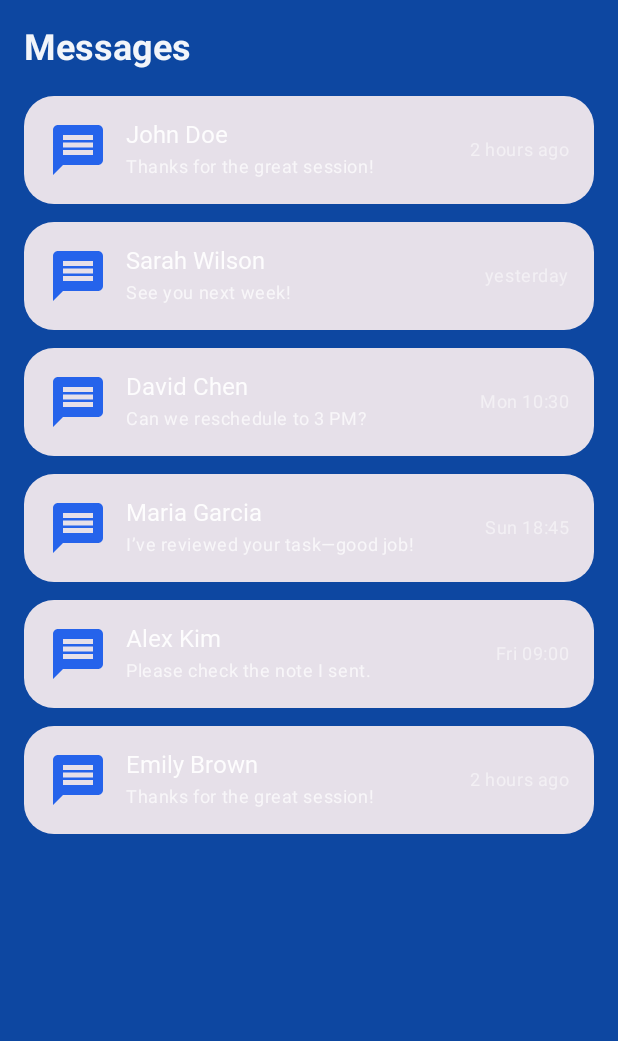
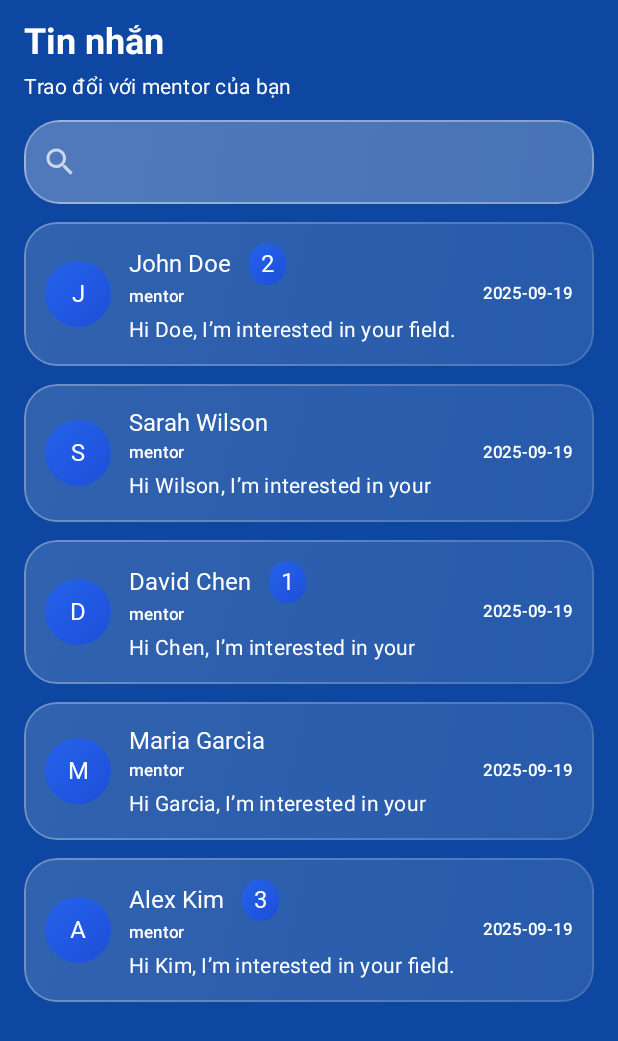
Before and after one commit to kaing615/MentorMe-Mobile-App, an Android app built with Jetpack Compose: the composable MessagesScreen shown on its own in the app's theme, on a phone screen of 412 x 824 dp. Shown: the top 1041 px of the screen. Run offline under Robolectric (Android 15) with nearby library versions, the phone set to English and light mode, and no system bars; Roboto replaces fonts that are not available here.

Commit message:
feat: message screen

```diff
--- a/app/src/main/kotlin/com/mentorme/app/ui/chat/MessagesScreen.kt
+++ /dev/null
@@ -1,144 +0,0 @@
-package com.mentorme.app.ui.chat
-
-import androidx.compose.foundation.layout.*
-import androidx.compose.foundation.lazy.LazyColumn
-import androidx.compose.foundation.lazy.items
-import androidx.compose.material.icons.Icons
-import androidx.compose.material.icons.filled.Message
-import androidx.compose.material3.*
-import androidx.compose.runtime.*
-import androidx.compose.ui.Alignment
-import androidx.compose.ui.Modifier
-import androidx.compose.ui.text.font.FontWeight
-import androidx.compose.ui.unit.dp
-import androidx.navigation.NavController
-import com.mentorme.app.data.mock.MockData
-
-// Preview model cho danh sách hội thoại
-private data class ConversationPreview(
-    val mentorId: String,
-    val mentorName: String,
-    val lastMessage: String,
-    val timestamp: String,
-    val unreadCount: Int
-)
-
-@OptIn(ExperimentalMaterial3Api::class)
-@Composable
-fun MessagesScreen(navController: NavController) {
-    // Nguồn dữ liệu: tạo preview từ danh sách mentor (vì chưa có mockBookings)
-    val previews = remember {
-        val msgs = listOf(
-            "Thanks for the great session!",
-            "See you next week!",
-            "Can we reschedule to 3 PM?",
-            "I’ve reviewed your task—good job!",
-            "Please check the note I sent."
-        )
-        val times = listOf("2 hours ago", "yesterday", "Mon 10:30", "Sun 18:45", "Fri 09:00")
-
-        MockData.mockMentors.mapIndexed { idx, m ->
-            ConversationPreview(
-                mentorId = m.id,
-                mentorName = m.fullName,          // KHỚP models mới
-                lastMessage = msgs[idx % msgs.size],
-                timestamp = times[idx % times.size],
-                unreadCount = 0
-            )
-        }
-    }
-
-    // Nếu SAU NÀY có mockBookings (schema mới):
-    // val previews = remember {
-    //   MockData.mockBookings.map { b ->
-    //     val mName = MockData.mockMentors.firstOrNull { it.id == b.mentorId }?.fullName ?: "Unknown"
-    //     ConversationPreview(
-    //       mentorId = b.mentorId,
-    //       mentorName = mName,
-    //       lastMessage = "Thanks for the great session!",
-    //       timestamp = "${b.date} ${b.startTime}",
-    //       unreadCount = 0
-    //     )
-    //   }
-    // }
-
-    Column(modifier = Modifier.fillMaxSize()) {
-        Text(
-            text = "Messages",
-            style = MaterialTheme.typography.headlineSmall,
-            fontWeight = FontWeight.Bold,
-            modifier = Modifier.padding(16.dp)
-        )
-
-        LazyColumn(
-            modifier = Modifier.padding(horizontal = 16.dp),
-            verticalArrangement = Arrangement.spacedBy(12.dp)
-        ) {
-            items(previews) { item ->
-                ConversationItem(
-                    mentorName = item.mentorName,
-                    lastMessage = item.lastMessage,
-                    timestamp = item.timestamp,
-                    unreadCount = item.unreadCount,
-                    onClick = {
-                        // Navigate to chat detail nếu có route: navController.navigate("chat/${item.mentorId}")
-                    }
-                )
-            }
-        }
-    }
-}
-
-@Composable
-private fun ConversationItem(
-    mentorName: String,
-    lastMessage: String,
-    timestamp: String,
-    unreadCount: Int,
-    onClick: () -> Unit
-) {
-    Card(onClick = onClick, modifier = Modifier.fillMaxWidth()) {
-        Row(
-            modifier = Modifier.padding(16.dp),
-            verticalAlignment = Alignment.CenterVertically
-        ) {
-            Icon(
-                Icons.Default.Message, contentDescription = null,
-                modifier = Modifier.size(40.dp),
-                tint = MaterialTheme.colorScheme.primary
-            )
-
-            Spacer(Modifier.width(12.dp))
-
-            Column(Modifier.weight(1f)) {
-                Text(mentorName, style = MaterialTheme.typography.titleMedium, fontWeight = FontWeight.SemiBold)
-                Spacer(Modifier.height(4.dp))
-                Text(
-                    text = lastMessage,
-                    style = MaterialTheme.typography.bodySmall,
-                    color = MaterialTheme.colorScheme.onSurface.copy(alpha = 0.7f),
-                    maxLines = 1
-                )
-            }
-
-            Column(horizontalAlignment = Alignment.End) {
-                Text(
-                    text = timestamp,
-                    style = MaterialTheme.typography.bodySmall,
-                    color = MaterialTheme.colorScheme.onSurface.copy(alpha = 0.5f)
-                )
-                if (unreadCount > 0) {
-                    Spacer(Modifier.height(4.dp))
-                    Surface(color = MaterialTheme.colorScheme.primary, shape = MaterialTheme.shapes.small) {
-                        Text(
-                            text = unreadCount.toString(),
-                            modifier = Modifier.padding(horizontal = 6.dp, vertical = 2.dp),
-                            style = MaterialTheme.typography.labelSmall,
-                            color = MaterialTheme.colorScheme.onPrimary
-                        )
-                    }
-                }
-            }
-        }
-    }
-}
--- a/app/src/main/kotlin/com/mentorme/app/ui/messages/MessagesScreen.kt
+++ b/app/src/main/kotlin/com/mentorme/app/ui/messages/MessagesScreen.kt
@@ -1,18 +1,74 @@
-// MessagesScreen.kt
-package com.mentorme.app.ui.messages
+package com.mentorme.app.ui.chat
 
+import android.os.Build
+import androidx.annotation.RequiresApi
 import androidx.compose.foundation.layout.*
+import androidx.compose.foundation.lazy.LazyColumn
+import androidx.compose.foundation.lazy.items
+import androidx.compose.material.icons.Icons
+import androidx.compose.material.icons.filled.Search
+import androidx.compose.material3.Icon
+import androidx.compose.material3.LocalContentColor
 import androidx.compose.material3.MaterialTheme
 import androidx.compose.material3.Text
-import androidx.compose.runtime.Composable
+import androidx.compose.runtime.*
 import androidx.compose.ui.Modifier
+import androidx.compose.ui.graphics.Color
+import androidx.compose.ui.text.font.FontWeight
 import androidx.compose.ui.unit.dp
+import com.mentorme.app.data.repository.chat.impl.ChatRepositoryImpl
+import com.mentorme.app.ui.components.ui.MMTextField
+import com.mentorme.app.ui.theme.liquidGlass
 
+@RequiresApi(Build.VERSION_CODES.O)
 @Composable
-fun MessagesScreen() {
-    Column(Modifier.fillMaxSize().padding(16.dp)) {
-        Text("Messages", style = MaterialTheme.typography.displayLarge)
-        Spacer(Modifier.height(8.dp))
-        Text("Placeholder – sẽ thay bằng UI thật.")
+fun MessagesScreen(
+    onOpenConversation: (String) -> Unit,
+) {
+    val repo = remember { ChatRepositoryImpl() }
+    var query by remember { mutableStateOf("") }
+    val conversations by remember { mutableStateOf(repo.getConversations()) }
+
+    CompositionLocalProvider(LocalContentColor provides Color.White) {
+        Column(
+            Modifier
+                .fillMaxSize()
+                .padding(horizontal = 16.dp, vertical = 12.dp)
+        ) {
+            // Title + subtitle (giống Web)
+            Text("Tin nhắn", style = MaterialTheme.typography.headlineSmall, fontWeight = FontWeight.Bold)
+            Spacer(Modifier.height(4.dp))
+            Text("Trao đổi với mentor của bạn", style = MaterialTheme.typography.bodyMedium)
+
+            Spacer(Modifier.height(12.dp))
+
+            // Search (glass)
+            MMTextField(
+                value = query,
+                onValueChange = { query = it },
+                placeholder = "Tìm kiếm cuộc trò chuyện…",
+                leading = { Icon(Icons.Default.Search, contentDescription = null) },
+                modifier = Modifier
+                    .fillMaxWidth()
+                    .liquidGlass(radius = 24.dp)
+            )
+
+            Spacer(Modifier.height(12.dp))
+
+            // List
+            val filtered = remember(query, conversations) {
+                if (query.isBlank()) conversations
+                else conversations.filter { it.peerName.contains(query, ignoreCase = true) }
+            }
+            LazyColumn(
+                contentPadding = PaddingValues(bottom = 24.dp),
+                verticalArrangement = Arrangement.spacedBy(12.dp)
+            ) {
+                items(filtered) { c ->
+                    ConversationCard(conversation = c, onClick = { onOpenConversation(c.id) })
+                }
+
+            }
+        }
     }
 }
```
Also changed, not shown: app/src/main/kotlin/com/mentorme/app/ui/components/ui/MMButton.kt (+11 -6 lines), app/src/main/kotlin/com/mentorme/app/ui/navigation/AppNav.kt (+72 -15 lines), 2 other files.
